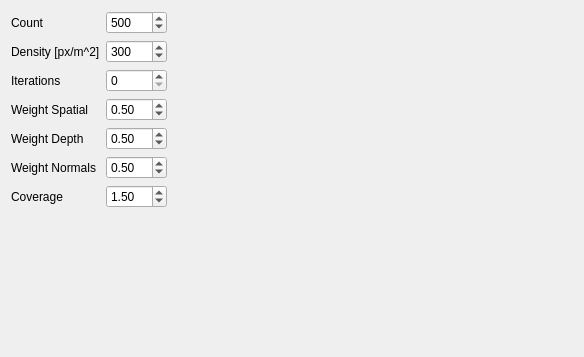
Old version of the form KinectSuperPoints/src/SuperPoints/KinectSuperPoints/WdgtSuperpixelParameters.ui in the repository Danvil/dasp.
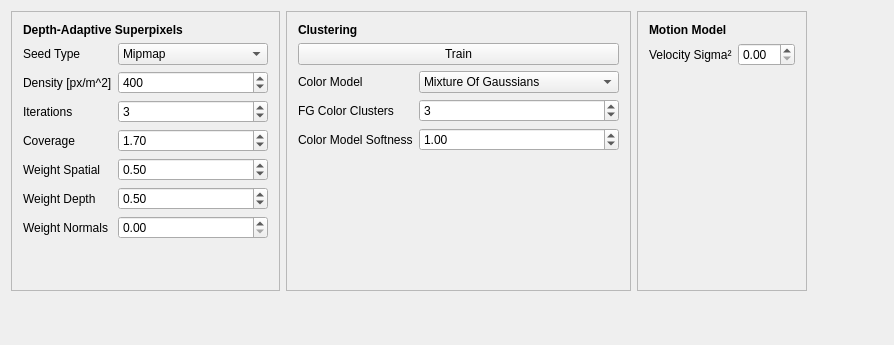
New version of the form.

Commit message: Moved core code to own file Added some more parameters Added color model training and super pixel clustering from Romeo Hand Tracker

The edit to the form file:
```diff
--- a/KinectSuperPoints/src/SuperPoints/KinectSuperPoints/WdgtSuperpixelParameters.ui
+++ b/KinectSuperPoints/src/SuperPoints/KinectSuperPoints/WdgtSuperpixelParameters.ui
@@ -6,55 +6,15 @@
    <rect>
     <x>0</x>
     <y>0</y>
-    <width>584</width>
-    <height>357</height>
+    <width>894</width>
+    <height>345</height>
    </rect>
   </property>
   <property name="windowTitle">
    <string>Depth-adaptive Super Pixel Parameters</string>
   </property>
   <layout class="QGridLayout" name="gridLayout">
-   <item row="3" column="0">
-    <widget class="QLabel" name="label">
-     <property name="text">
-      <string>Weight Spatial</string>
-     </property>
-    </widget>
-   </item>
-   <item row="4" column="0">
-    <widget class="QLabel" name="label_2">
-     <property name="text">
-      <string>Weight Depth</string>
-     </property>
-    </widget>
-   </item>
-   <item row="3" column="1">
-    <widget class="QDoubleSpinBox" name="doubleSpinBoxWeightSpatial">
-     <property name="maximum">
-      <double>10.000000000000000</double>
-     </property>
-     <property name="singleStep">
-      <double>0.100000000000000</double>
-     </property>
-     <property name="value">
-      <double>0.500000000000000</double>
-     </property>
-    </widget>
-   </item>
-   <item row="4" column="1">
-    <widget class="QDoubleSpinBox" name="doubleSpinBoxWeightDepth">
-     <property name="maximum">
-      <double>10.000000000000000</double>
-     </property>
-     <property name="singleStep">
-      <double>0.100000000000000</double>
-     </property>
-     <property name="value">
-      <double>0.500000000000000</double>
-     </property>
-    </widget>
-   </item>
-   <item row="9" column="0">
+   <item row="10" column="0">
     <spacer name="verticalSpacer">
      <property name="orientation">
       <enum>Qt::Vertical</enum>
@@ -67,47 +27,200 @@
      </property>
     </spacer>
    </item>
-   <item row="2" column="0">
-    <widget class="QLabel" name="label_3">
-     <property name="text">
-      <string>Iterations</string>
-     </property>
-    </widget>
-   </item>
-   <item row="2" column="1">
-    <widget class="QSpinBox" name="spinBoxIterations">
-     <property name="maximum">
-      <number>10</number>
-     </property>
-     <property name="value">
-      <number>0</number>
-     </property>
-    </widget>
-   </item>
    <item row="0" column="0">
-    <widget class="QLabel" name="label_4">
-     <property name="text">
-      <string>Count</string>
+    <widget class="QFrame" name="frame">
+     <property name="frameShape">
+      <enum>QFrame::StyledPanel</enum>
      </property>
-    </widget>
-   </item>
-   <item row="0" column="1">
-    <widget class="QSpinBox" name="spinBoxCount">
-     <property name="minimum">
-      <number>100</number>
+     <property name="frameShadow">
+      <enum>QFrame::Raised</enum>
      </property>
-     <property name="maximum">
-      <number>10000</number>
-     </property>
-     <property name="singleStep">
-      <number>100</number>
-     </property>
-     <property name="value">
-      <number>500</number>
-     </property>
+     <layout class="QGridLayout" name="gridLayout_2">
+      <item row="2" column="0">
+       <widget class="QLabel" name="labelSuperpixelCountOrDensity">
+        <property name="text">
+         <string>Density [px/m^2]</string>
+        </property>
+       </widget>
+      </item>
+      <item row="2" column="1">
+       <widget class="QSpinBox" name="spinBoxCountOrDensity">
+        <property name="minimum">
+         <number>0</number>
+        </property>
+        <property name="maximum">
+         <number>5000</number>
+        </property>
+        <property name="singleStep">
+         <number>50</number>
+        </property>
+        <property name="value">
+         <number>400</number>
+        </property>
+       </widget>
+      </item>
+      <item row="6" column="0">
+       <widget class="QLabel" name="label">
+        <property name="text">
+         <string>Weight Spatial</string>
+        </property>
+       </widget>
+      </item>
+      <item row="8" column="1">
+       <widget class="QDoubleSpinBox" name="doubleSpinBoxWeightDepth">
+        <property name="maximum">
+         <double>10.000000000000000</double>
+        </property>
+        <property name="singleStep">
+         <double>0.100000000000000</double>
+        </property>
+        <property name="value">
+         <double>0.500000000000000</double>
+        </property>
+       </widget>
+      </item>
+      <item row="9" column="1">
+       <widget class="QDoubleSpinBox" name="doubleSpinBoxWeightNormal">
+        <property name="maximum">
+         <double>10.000000000000000</double>
+        </property>
+        <property name="singleStep">
+         <double>0.100000000000000</double>
+        </property>
+        <property name="value">
+         <double>0.000000000000000</double>
+        </property>
+       </widget>
+      </item>
+      <item row="0" column="0" colspan="2">
+       <widget class="QLabel" name="label_8">
+        <property name="font">
+         <font>
+          <weight>75</weight>
+          <bold>true</bold>
+         </font>
+        </property>
+        <property name="text">
+         <string>Depth-Adaptive Superpixels</string>
+        </property>
+       </widget>
+      </item>
+      <item row="12" column="0">
+       <spacer name="verticalSpacer_2">
+        <property name="orientation">
+         <enum>Qt::Vertical</enum>
+        </property>
+        <property name="sizeHint" stdset="0">
+         <size>
+          <width>20</width>
+          <height>40</height>
+         </size>
+        </property>
+       </spacer>
+      </item>
+      <item row="4" column="0">
+       <widget class="QLabel" name="label_6">
+        <property name="text">
+         <string>Coverage</string>
+        </property>
+       </widget>
+      </item>
+      <item row="6" column="1">
+       <widget class="QDoubleSpinBox" name="doubleSpinBoxWeightSpatial">
+        <property name="maximum">
+         <double>10.000000000000000</double>
+        </property>
+        <property name="singleStep">
+         <double>0.100000000000000</double>
+        </property>
+        <property name="value">
+         <double>0.500000000000000</double>
+        </property>
+       </widget>
+      </item>
+      <item row="8" column="0">
+       <widget class="QLabel" name="label_2">
+        <property name="text">
+         <string>Weight Depth</string>
+        </property>
+       </widget>
+      </item>
+      <item row="9" column="0">
+       <widget class="QLabel" name="label_7">
+        <property name="text">
+         <string>Weight Normals</string>
+        </property>
+       </widget>
+      </item>
+      <item row="3" column="0">
+       <widget class="QLabel" name="label_3">
+        <property name="text">
+         <string>Iterations</string>
+        </property>
+       </widget>
+      </item>
+      <item row="3" column="1">
+       <widget class="QSpinBox" name="spinBoxIterations">
+        <property name="maximum">
+         <number>10</number>
+        </property>
+        <property name="value">
+         <number>3</number>
+        </property>
+       </widget>
+      </item>
+      <item row="4" column="1">
+       <widget class="QDoubleSpinBox" name="doubleSpinBoxCoverage">
+        <property name="maximum">
+         <double>10.000000000000000</double>
+        </property>
+        <property name="singleStep">
+         <double>0.100000000000000</double>
+        </property>
+        <property name="value">
+         <double>1.700000000000000</double>
+        </property>
+       </widget>
+      </item>
+      <item row="1" column="0">
+       <widget class="QLabel" name="label_15">
+        <property name="text">
+         <string>Seed Type</string>
+        </property>
+       </widget>
+      </item>
+      <item row="1" column="1">
+       <widget class="QComboBox" name="comboBoxSeedType">
+        <property name="minimumSize">
+         <size>
+          <width>150</width>
+          <height>0</height>
+         </size>
+        </property>
+        <property name="currentIndex">
+         <number>1</number>
+        </property>
+        <item>
+         <property name="text">
+          <string>Depth Invariant</string>
+         </property>
+        </item>
+        <item>
+         <property name="text">
+          <string>Mipmap</string>
+         </property>
+        </item>
+        <item>
+         <property name="text">
+          <string>Blue Noise</string>
+         </property>
+        </item>
+       </widget>
+      </item>
+     </layout>
     </widget>
    </item>
-   <item row="0" column="2">
+   <item row="0" column="4">
     <spacer name="horizontalSpacer">
      <property name="orientation">
       <enum>Qt::Horizontal</enum>
@@ -120,67 +233,165 @@
      </property>
     </spacer>
    </item>
-   <item row="5" column="0">
-    <widget class="QLabel" name="label_7">
-     <property name="text">
-      <string>Weight Normals</string>
+   <item row="0" column="2">
+    <widget class="QFrame" name="frame_2">
+     <property name="frameShape">
+      <enum>QFrame::StyledPanel</enum>
      </property>
-    </widget>
-   </item>
-   <item row="6" column="0">
-    <widget class="QLabel" name="label_6">
-     <property name="text">
-      <string>Coverage</string>
+     <property name="frameShadow">
+      <enum>QFrame::Raised</enum>
      </property>
+     <layout class="QGridLayout" name="gridLayout_3">
+      <item row="0" column="0" colspan="2">
+       <widget class="QLabel" name="label_9">
+        <property name="font">
+         <font>
+          <weight>75</weight>
+          <bold>true</bold>
+         </font>
+        </property>
+        <property name="text">
+         <string>Clustering</string>
+        </property>
+       </widget>
+      </item>
+      <item row="2" column="0">
+       <widget class="QLabel" name="label_10">
+        <property name="text">
+         <string>Color Model</string>
+        </property>
+       </widget>
+      </item>
+      <item row="2" column="1">
+       <widget class="QComboBox" name="comboBoxColorModel">
+        <property name="minimumSize">
+         <size>
+          <width>200</width>
+          <height>0</height>
+         </size>
+        </property>
+        <item>
+         <property name="text">
+          <string>Mixture Of Gaussians</string>
+         </property>
+        </item>
+       </widget>
+      </item>
+      <item row="3" column="0">
+       <widget class="QLabel" name="label_11">
+        <property name="text">
+         <string>FG Color Clusters</string>
+        </property>
+       </widget>
+      </item>
+      <item row="3" column="1">
+       <widget class="QSpinBox" name="spinBoxColorClusters">
+        <property name="minimum">
+         <number>1</number>
+        </property>
+        <property name="maximum">
+         <number>9</number>
+        </property>
+        <property name="singleStep">
+         <number>3</number>
+        </property>
+        <property name="value">
+         <number>3</number>
+        </property>
+       </widget>
+      </item>
+      <item row="5" column="0">
+       <spacer name="verticalSpacer_3">
+        <property name="orientation">
+         <enum>Qt::Vertical</enum>
+        </property>
+        <property name="sizeHint" stdset="0">
+         <size>
+          <width>20</width>
+          <height>40</height>
+         </size>
+        </property>
+       </spacer>
+      </item>
+      <item row="4" column="1">
+       <widget class="QDoubleSpinBox" name="doubleSpinBoxColorSoftness">
+        <property name="minimum">
+         <double>0.100000000000000</double>
+        </property>
+        <property name="maximum">
+         <double>2.000000000000000</double>
+        </property>
+        <property name="singleStep">
+         <double>0.100000000000000</double>
+        </property>
+        <property name="value">
+         <double>1.000000000000000</double>
+        </property>
+       </widget>
+      </item>
+      <item row="4" column="0">
+       <widget class="QLabel" name="label_14">
+        <property name="text">
+         <string>Color Model Softness</string>
+        </property>
+       </widget>
+      </item>
+      <item row="1" column="0" colspan="2">
+       <widget class="QPushButton" name="pushButtonColorModelTrain">
+        <property name="text">
+         <string>Train</string>
+        </property>
+       </widget>
+      </item>
+     </layout>
     </widget>
    </item>
-   <item row="5" column="1">
-    <widget class="QDoubleSpinBox" name="doubleSpinBoxWeightNormal">
-     <property name="maximum">
-      <double>10.000000000000000</double>
+   <item row="0" column="3">
+    <widget class="QFrame" name="frame_3">
+     <property name="frameShape">
+      <enum>QFrame::StyledPanel</enum>
      </property>
-     <property name="singleStep">
-      <double>0.100000000000000</double>
+     <property name="frameShadow">
+      <enum>QFrame::Raised</enum>
      </property>
-     <property name="value">
-      <double>0.500000000000000</double>
-     </property>
-    </widget>
-   </item>
-   <item row="6" column="1">
-    <widget class="QDoubleSpinBox" name="doubleSpinBoxCoverage">
-     <property name="maximum">
-      <double>10.000000000000000</double>
-     </property>
-     <property name="singleStep">
-      <double>0.100000000000000</double>
-     </property>
-     <property name="value">
-      <double>1.500000000000000</double>
-     </property>
-    </widget>
-   </item>
-   <item row="1" column="0">
-    <widget class="QLabel" name="label_5">
-     <property name="text">
-      <string>Density [px/m^2]</string>
-     </property>
-    </widget>
-   </item>
-   <item row="1" column="1">
-    <widget class="QSpinBox" name="spinBoxDensity">
-     <property name="minimum">
-      <number>0</number>
-     </property>
-     <property name="maximum">
-      <number>5000</number>
-     </property>
-     <property name="singleStep">
-      <number>50</number>
-     </property>
-     <property name="value">
-      <number>300</number>
-     </property>
+     <layout class="QGridLayout" name="gridLayout_4">
+      <item row="0" column="0" colspan="2">
+       <widget class="QLabel" name="label_12">
+        <property name="font">
+         <font>
+          <weight>75</weight>
+          <bold>true</bold>
+         </font>
+        </property>
+        <property name="text">
+         <string>Motion Model</string>
+        </property>
+       </widget>
+      </item>
+      <item row="3" column="0">
+       <spacer name="verticalSpacer_4">
+        <property name="orientation">
+         <enum>Qt::Vertical</enum>
+        </property>
+        <property name="sizeHint" stdset="0">
+         <size>
+          <width>20</width>
+          <height>40</height>
+         </size>
+        </property>
+       </spacer>
+      </item>
+      <item row="1" column="0">
+       <widget class="QLabel" name="label_13">
+        <property name="text">
+         <string>Velocity Sigma²</string>
+        </property>
+       </widget>
+      </item>
+      <item row="1" column="1">
+       <widget class="QDoubleSpinBox" name="doubleSpinBoxMotionSigma2"/>
+      </item>
+     </layout>
     </widget>
    </item>
   </layout>
```
Left out of the diff: 2 changed lines with no effect on the pictures. The commit also changes 7 other files.
